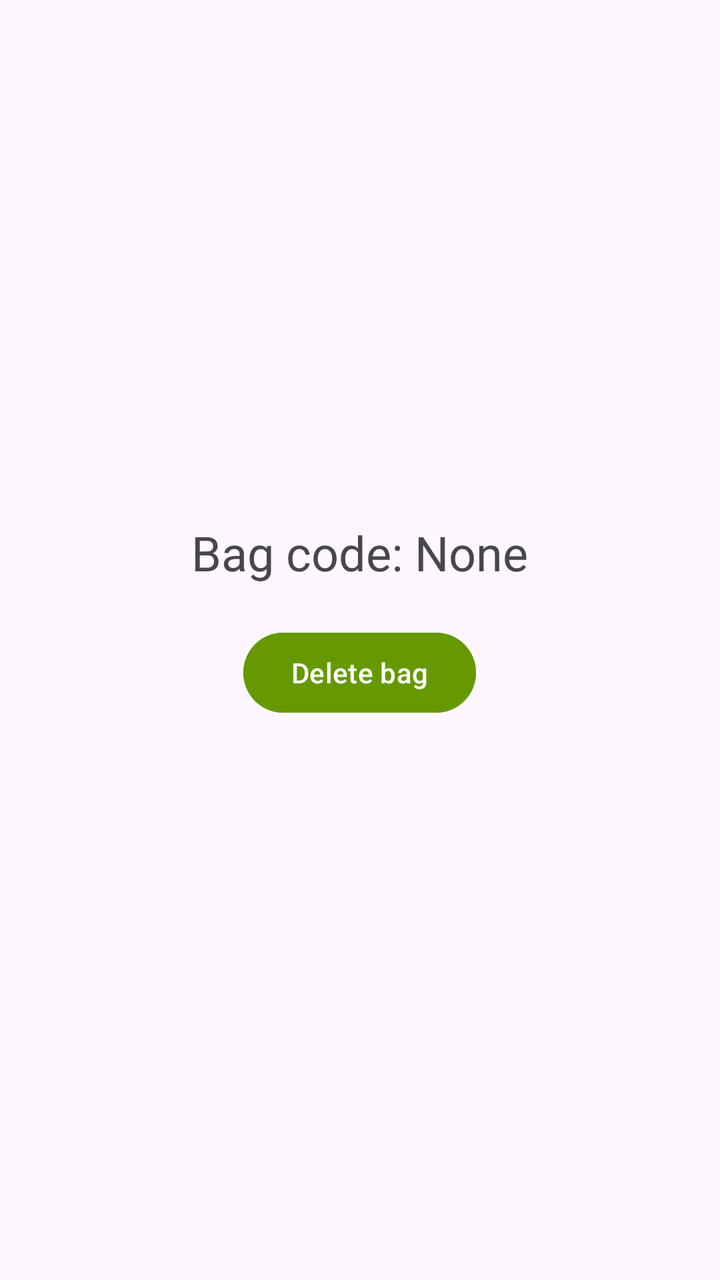
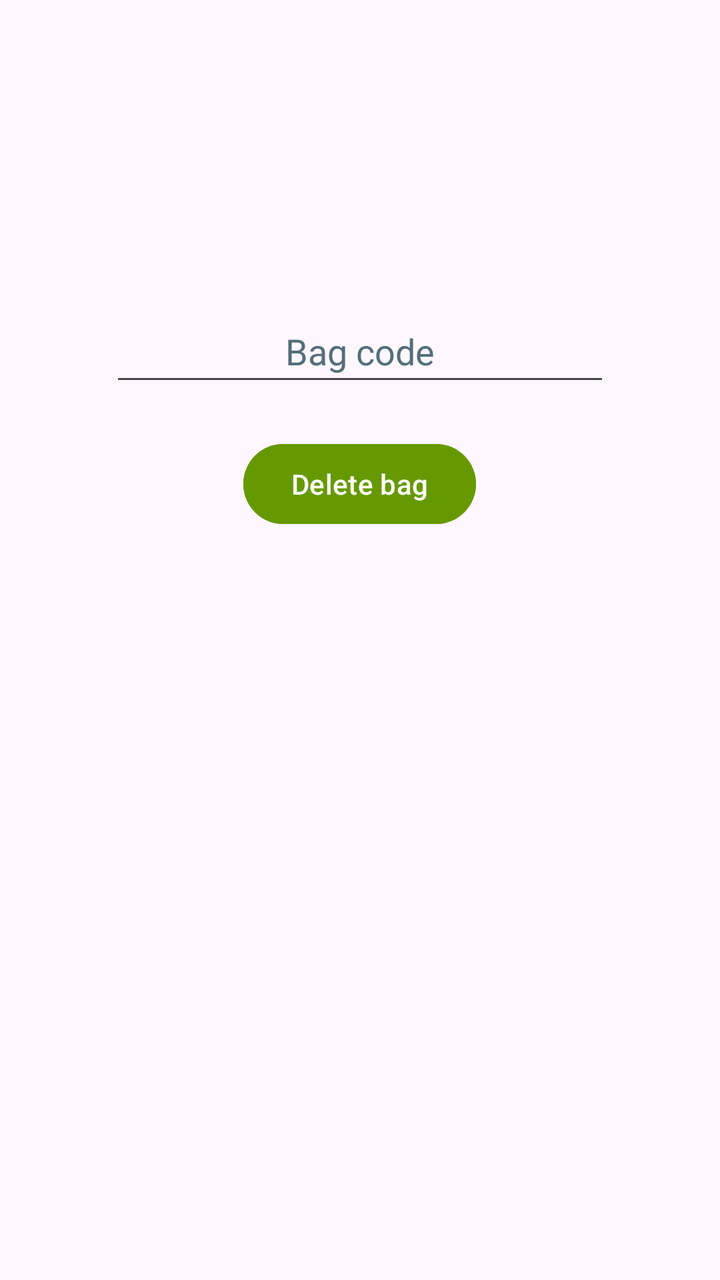

Before-and-after screenshots of an Android layout around one commit, followed by the original layout XML and the change that was made.
<!-- AndroidManifest.xml: application theme Theme.RFIDLaundryAsset -->
<!-- res/layout/activity_delete_bag.xml -->
<ScrollView
    xmlns:android="http://schemas.android.com/apk/res/android"
    xmlns:tools="http://schemas.android.com/tools"
    android:layout_width="match_parent"
    android:layout_height="match_parent">

    <RelativeLayout
        android:layout_width="match_parent"
        android:layout_height="wrap_content">

        <TextView
            android:id="@+id/epcTextView"
            android:layout_width="wrap_content"
            android:layout_height="wrap_content"
            android:text="Bag code: None"
            android:textSize="24sp"
            android:layout_marginTop="260dp"
            android:layout_centerHorizontal="true"
            android:gravity="center"
            tools:ignore="HardcodedText" />

        <Button
            android:id="@+id/deleteButton"
            android:layout_width="wrap_content"
            android:layout_height="wrap_content"
            android:layout_below="@id/epcTextView"
            android:layout_centerHorizontal="true"
            android:layout_marginTop="20dp"
            android:backgroundTint="@android:color/holo_green_dark"
            android:text="Delete bag"
            android:textColor="@android:color/white"
            tools:ignore="HardcodedText,TextContrastCheck" />

    </RelativeLayout>
</ScrollView>
<!-- resources referenced by this layout -->
<resources>
  <style name="Theme.RFIDLaundryAsset" parent="Base.Theme.RFIDLaundryAsset" />
  <style name="Base.Theme.RFIDLaundryAsset" parent="Theme.Material3.DayNight.NoActionBar">
          
          
      </style>
</resources>

<!-- the commit's change to res/layout/activity_delete_bag.xml (unified diff, before → after) -->
@@ -8,22 +8,23 @@
         android:layout_width="match_parent"
         android:layout_height="wrap_content">
 
-        <TextView
-            android:id="@+id/epcTextView"
-            android:layout_width="wrap_content"
+        <AutoCompleteTextView
+            android:id="@+id/bagTextList"
+            android:layout_width="250dp"
             android:layout_height="wrap_content"
-            android:text="Bag code: None"
-            android:textSize="24sp"
-            android:layout_marginTop="260dp"
             android:layout_centerHorizontal="true"
+            android:layout_marginTop="150dp"
             android:gravity="center"
+            android:hint="Bag code"
+            android:minHeight="48dp"
+            android:textColorHint="#546E7A"
             tools:ignore="HardcodedText" />
 
         <Button
             android:id="@+id/deleteButton"
             android:layout_width="wrap_content"
             android:layout_height="wrap_content"
-            android:layout_below="@id/epcTextView"
+            android:layout_below="@id/bagTextList"
             android:layout_centerHorizontal="true"
             android:layout_marginTop="20dp"
             android:backgroundTint="@android:color/holo_green_dark"
